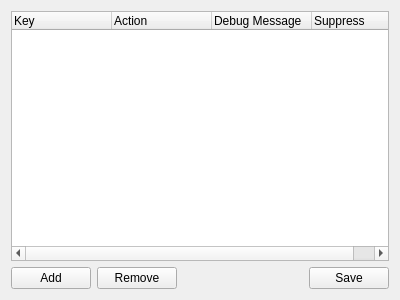
This is src/ShortcutEditor.ui in forivall/niftykb as Qt 5 draws it before an edit. The edited form follows.
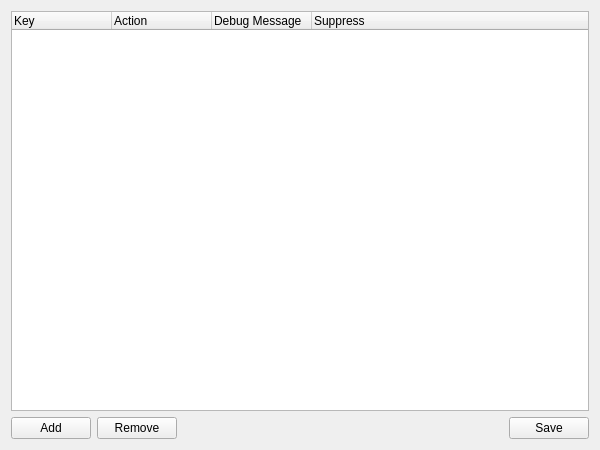
This is the edited form.

Patch:
```diff
--- a/src/ShortcutEditor.ui
+++ b/src/ShortcutEditor.ui
@@ -6,8 +6,8 @@
    <rect>
     <x>0</x>
     <y>0</y>
-    <width>400</width>
-    <height>300</height>
+    <width>600</width>
+    <height>450</height>
    </rect>
   </property>
   <property name="windowTitle">
```
